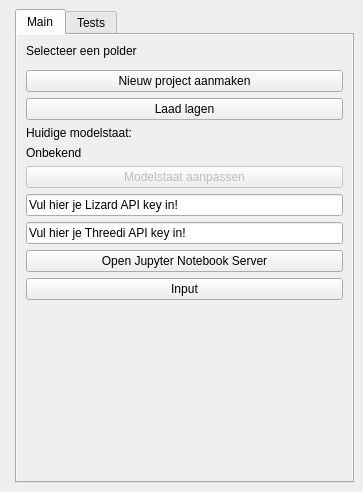
Before: the Qt Designer form hhnk_threedi_plugin/hhnk_toolbox_dockwidget_base.ui in threedi/hhnk-threedi-plugin, drawn with Qt 5.
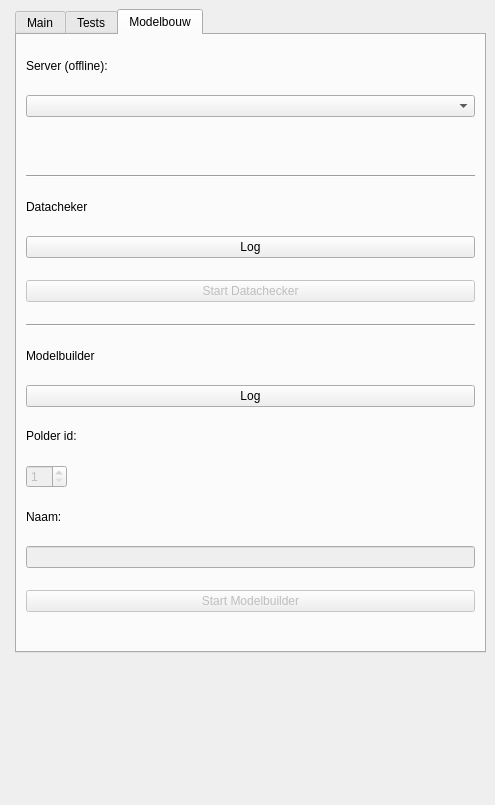
After: the same form once the commit is applied. Custom widgets are drawn as their Qt base class.

The edit to the form file:
```diff
--- a/hhnk_threedi_plugin/hhnk_toolbox_dockwidget_base.ui
+++ b/hhnk_threedi_plugin/hhnk_toolbox_dockwidget_base.ui
@@ -6,8 +6,8 @@
    <rect>
     <x>0</x>
     <y>0</y>
-    <width>363</width>
-    <height>492</height>
+    <width>495</width>
+    <height>805</height>
    </rect>
   </property>
   <property name="sizePolicy">
@@ -18,8 +18,8 @@
   </property>
   <property name="minimumSize">
    <size>
-    <width>215</width>
-    <height>492</height>
+    <width>248</width>
+    <height>805</height>
    </size>
   </property>
   <property name="maximumSize">
@@ -54,7 +54,7 @@
     <item row="0" column="1">
      <widget class="QTabWidget" name="tabWidget">
       <property name="sizePolicy">
-       <sizepolicy hsizetype="Expanding" vsizetype="Expanding">
+       <sizepolicy hsizetype="MinimumExpanding" vsizetype="Fixed">
         <horstretch>0</horstretch>
         <verstretch>0</verstretch>
        </sizepolicy>
@@ -63,7 +63,7 @@
        <bool>false</bool>
       </property>
       <property name="currentIndex">
-       <number>0</number>
+       <number>2</number>
       </property>
       <property name="usesScrollButtons">
        <bool>false</bool>
@@ -388,6 +388,235 @@
         </item>
        </layout>
       </widget>
+      <widget class="QWidget" name="tab_3">
+       <property name="enabled">
+        <bool>true</bool>
+       </property>
+       <attribute name="title">
+        <string>Modelbouw</string>
+       </attribute>
+       <layout class="QVBoxLayout" name="verticalLayout_4" stretch="0,0,0,0,0,0,0,0,0,0,0,0,0,0,0">
+        <property name="spacing">
+         <number>7</number>
+        </property>
+        <item>
+         <widget class="QLabel" name="select_server_label">
+          <property name="sizePolicy">
+           <sizepolicy hsizetype="MinimumExpanding" vsizetype="Fixed">
+            <horstretch>0</horstretch>
+            <verstretch>0</verstretch>
+           </sizepolicy>
+          </property>
+          <property name="text">
+           <string>Server (offline):</string>
+          </property>
+         </widget>
+        </item>
+        <item>
+         <widget class="QComboBox" name="select_server_box">
+          <property name="sizePolicy">
+           <sizepolicy hsizetype="MinimumExpanding" vsizetype="Fixed">
+            <horstretch>0</horstretch>
+            <verstretch>0</verstretch>
+           </sizepolicy>
+          </property>
+          <property name="editable">
+           <bool>false</bool>
+          </property>
+          <property name="currentText">
+           <string/>
+          </property>
+         </widget>
+        </item>
+        <item>
+         <widget class="QLabel" name="server_available_label">
+          <property name="sizePolicy">
+           <sizepolicy hsizetype="MinimumExpanding" vsizetype="Fixed">
+            <horstretch>0</horstretch>
+            <verstretch>0</verstretch>
+           </sizepolicy>
+          </property>
+          <property name="text">
+           <string/>
+          </property>
+         </widget>
+        </item>
+        <item>
+         <widget class="Line" name="line_2">
+          <property name="sizePolicy">
+           <sizepolicy hsizetype="MinimumExpanding" vsizetype="Fixed">
+            <horstretch>0</horstretch>
+            <verstretch>0</verstretch>
+           </sizepolicy>
+          </property>
+          <property name="orientation">
+           <enum>Qt::Horizontal</enum>
+          </property>
+         </widget>
+        </item>
+        <item>
+         <widget class="QLabel" name="datachecker_label">
+          <property name="sizePolicy">
+           <sizepolicy hsizetype="MinimumExpanding" vsizetype="Fixed">
+            <horstretch>0</horstretch>
+            <verstretch>0</verstretch>
+           </sizepolicy>
+          </property>
+          <property name="text">
+           <string>Datacheker</string>
+          </property>
+         </widget>
+        </item>
+        <item>
+         <widget class="QPushButton" name="datachecker_log_btn">
+          <property name="sizePolicy">
+           <sizepolicy hsizetype="MinimumExpanding" vsizetype="Fixed">
+            <horstretch>0</horstretch>
+            <verstretch>0</verstretch>
+           </sizepolicy>
+          </property>
+          <property name="text">
+           <string>Log</string>
+          </property>
+         </widget>
+        </item>
+        <item>
+         <widget class="QPushButton" name="start_datachecker_btn">
+          <property name="enabled">
+           <bool>false</bool>
+          </property>
+          <property name="sizePolicy">
+           <sizepolicy hsizetype="MinimumExpanding" vsizetype="Fixed">
+            <horstretch>0</horstretch>
+            <verstretch>0</verstretch>
+           </sizepolicy>
+          </property>
+          <property name="text">
+           <string>Start Datachecker</string>
+          </property>
+         </widget>
+        </item>
+        <item>
+         <widget class="Line" name="line">
+          <property name="sizePolicy">
+           <sizepolicy hsizetype="MinimumExpanding" vsizetype="Fixed">
+            <horstretch>0</horstretch>
+            <verstretch>0</verstretch>
+           </sizepolicy>
+          </property>
+          <property name="orientation">
+           <enum>Qt::Horizontal</enum>
+          </property>
+         </widget>
+        </item>
+        <item>
+         <widget class="QLabel" name="modelbuilder_label">
+          <property name="sizePolicy">
+           <sizepolicy hsizetype="MinimumExpanding" vsizetype="Fixed">
+            <horstretch>0</horstretch>
+            <verstretch>0</verstretch>
+           </sizepolicy>
+          </property>
+          <property name="text">
+           <string>Modelbuilder</string>
+          </property>
+         </widget>
+        </item>
+        <item>
+         <widget class="QPushButton" name="modelbuilder_log_btn">
+          <property name="sizePolicy">
+           <sizepolicy hsizetype="MinimumExpanding" vsizetype="Fixed">
+            <horstretch>0</horstretch>
+            <verstretch>0</verstretch>
+           </sizepolicy>
+          </property>
+          <property name="text">
+           <string>Log</string>
+          </property>
+         </widget>
+        </item>
+        <item>
+         <widget class="QLabel" name="polder_id_label">
+          <property name="sizePolicy">
+           <sizepolicy hsizetype="MinimumExpanding" vsizetype="Fixed">
+            <horstretch>0</horstretch>
+            <verstretch>0</verstretch>
+           </sizepolicy>
+          </property>
+          <property name="text">
+           <string>Polder id:</string>
+          </property>
+         </widget>
+        </item>
+        <item>
+         <widget class="QSpinBox" name="polder_id_box">
+          <property name="enabled">
+           <bool>false</bool>
+          </property>
+          <property name="sizePolicy">
+           <sizepolicy hsizetype="Fixed" vsizetype="Fixed">
+            <horstretch>0</horstretch>
+            <verstretch>0</verstretch>
+           </sizepolicy>
+          </property>
+          <property name="minimum">
+           <number>1</number>
+          </property>
+          <property name="maximum">
+           <number>57</number>
+          </property>
+         </widget>
+        </item>
+        <item>
+         <widget class="QLabel" name="naam_label">
+          <property name="sizePolicy">
+           <sizepolicy hsizetype="MinimumExpanding" vsizetype="Fixed">
+            <horstretch>0</horstretch>
+            <verstretch>0</verstretch>
+           </sizepolicy>
+          </property>
+          <property name="text">
+           <string>Naam:</string>
+          </property>
+         </widget>
+        </item>
+        <item>
+         <widget class="QLineEdit" name="poldernaam_textbox">
+          <property name="enabled">
+           <bool>false</bool>
+          </property>
+          <property name="sizePolicy">
+           <sizepolicy hsizetype="MinimumExpanding" vsizetype="Fixed">
+            <horstretch>0</horstretch>
+            <verstretch>0</verstretch>
+           </sizepolicy>
+          </property>
+          <property name="toolTip">
+           <string>lizard_api_key</string>
+          </property>
+          <property name="text">
+           <string/>
+          </property>
+         </widget>
+        </item>
+        <item>
+         <widget class="QPushButton" name="start_modelbuilder_btn">
+          <property name="enabled">
+           <bool>false</bool>
+          </property>
+          <property name="sizePolicy">
+           <sizepolicy hsizetype="MinimumExpanding" vsizetype="Fixed">
+            <horstretch>0</horstretch>
+            <verstretch>0</verstretch>
+           </sizepolicy>
+          </property>
+          <property name="text">
+           <string>Start Modelbuilder</string>
+          </property>
+         </widget>
+        </item>
+       </layout>
+      </widget>
      </widget>
     </item>
    </layout>
```
Left out of the diff: 4 changed lines with no effect on the pictures.
